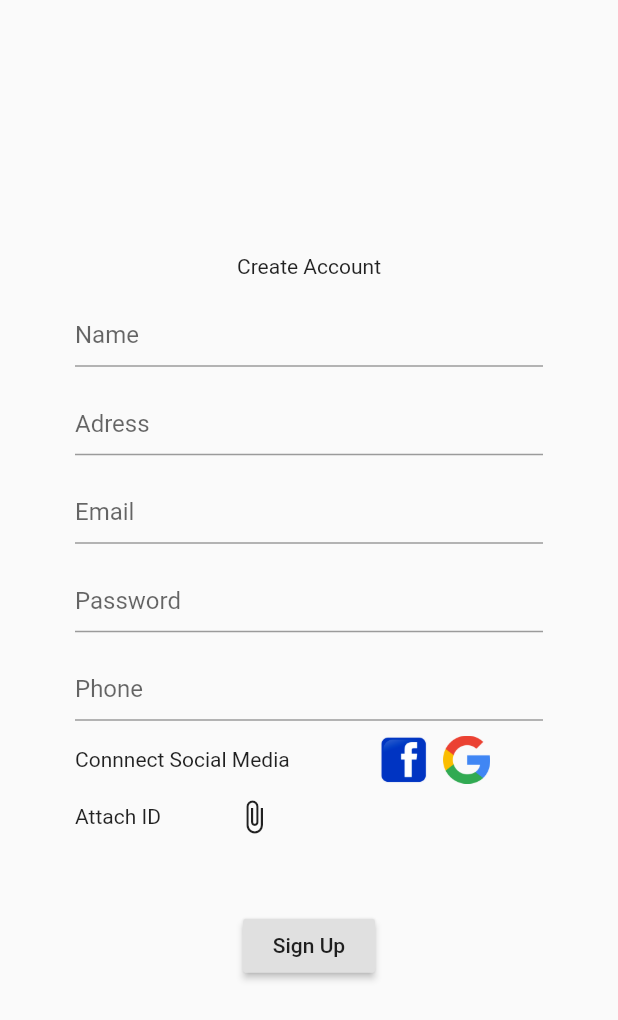
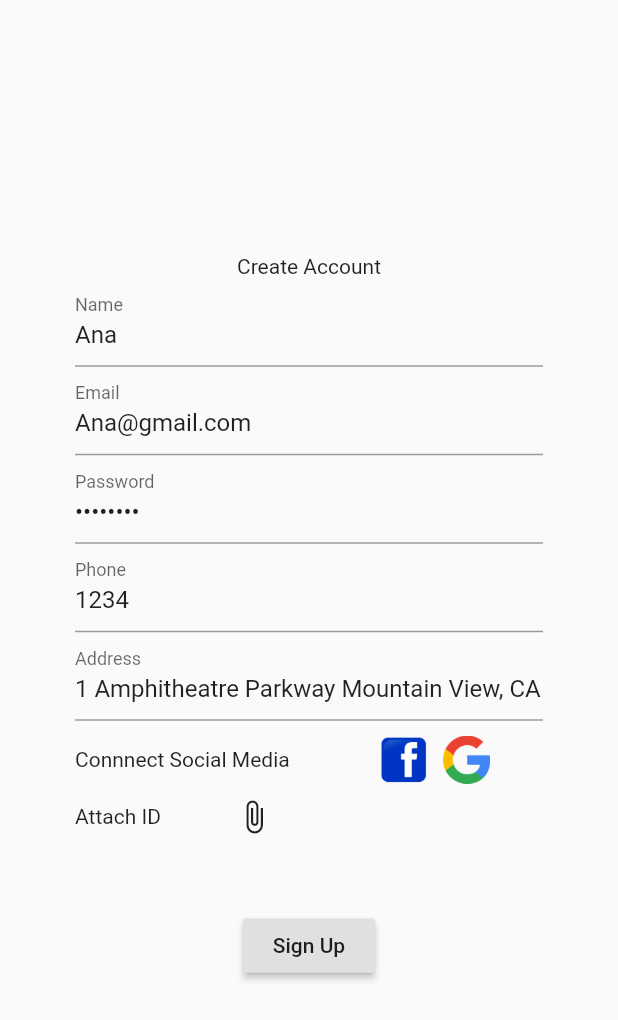
Before and after one commit to Saaketh-J/community_cart, a Flutter app: the SignUpPage screen opened by its route, on a phone screen of 412 x 824 dp. Shown: the top 1020 px of the screen. Run offline on Flutter 3.47's test engine with Material 2 defaults, Android fonts, the phone set to English and light mode, and no system bars; our stand-ins replace firebase_database, google_maps_flutter, table_calendar; accounts and stored records are empty.

Commit message:
Auth working

```diff
--- a/lib/AppScreens/auth/signUpPage.dart
+++ b/lib/AppScreens/auth/signUpPage.dart
@@ -1,32 +1,49 @@
+import 'package:firebase_database/firebase_database.dart';
 import 'package:flutter/cupertino.dart';
 import 'package:flutter/material.dart';
 
 class SignUpPage extends StatelessWidget {
+  TextEditingController nameController = TextEditingController(text: "Ana");
+  TextEditingController emailController =
+      TextEditingController(text: "Ana@gmail.com");
+  TextEditingController passwordController =
+      TextEditingController(text: "password");
+  TextEditingController phoneController = TextEditingController(text: '1234');
+  TextEditingController addressController = TextEditingController(
+      text: "1 Amphitheatre Parkway Mountain View, CA 94043");
+
   @override
   Widget build(BuildContext context) {
     return Scaffold(
+        resizeToAvoidBottomPadding: false,
         body: Container(
           child: Column(
             children: <Widget>[
               Text("Create Account"),
               TextField(
-            decoration:
-                InputDecoration(alignLabelWithHint: true, labelText: "Name"),
+                controller: nameController,
+                decoration: InputDecoration(
+                    alignLabelWithHint: true, labelText: "Name"),
               ),
               TextField(
-              decoration: InputDecoration(
-                  labelText: "Adress", alignLabelWithHint: true)),
-          TextField(
+                  controller: emailController,
                   decoration: InputDecoration(
                       labelText: "Email", alignLabelWithHint: true)),
               TextField(
+                controller: passwordController,
                 obscureText: true,
                 decoration: InputDecoration(
                     labelText: "Password", alignLabelWithHint: true),
               ),
-          TextField(
+              TextFormField(
+                  controller: phoneController,
+                  keyboardType: TextInputType.number,
                   decoration: InputDecoration(
                       labelText: "Phone", alignLabelWithHint: true)),
+              TextField(
+                  controller: addressController,
+                  decoration: InputDecoration(
+                      labelText: "Address", alignLabelWithHint: true)),
               Padding(padding: EdgeInsets.only(top: 10)),
               Row(
                 children: <Widget>[
@@ -65,6 +82,21 @@ class SignUpPage extends StatelessWidget {
               RaisedButton(
                 child: Text("Sign Up"),
                 onPressed: () {
+                  var email = emailController.text;
+
+                  var user = {
+                    'name': nameController.text,
+                    'email': email,
+                    'password': passwordController.text,
+                    'phone': phoneController.text,
+                    'address': addressController.text
+                  };
+                  var newUserRef = FirebaseDatabase.instance
+                      .reference()
+                      .child("users")
+                      .push();
+                  newUserRef.set(user);
+
                   Navigator.pushNamed(context, '/home');
                 },
               )
```
Also changed, not shown: lib/AppScreens/auth/loginPage.dart (+20 -12 lines). Lines whose indentation alone changed are shown as unchanged.
